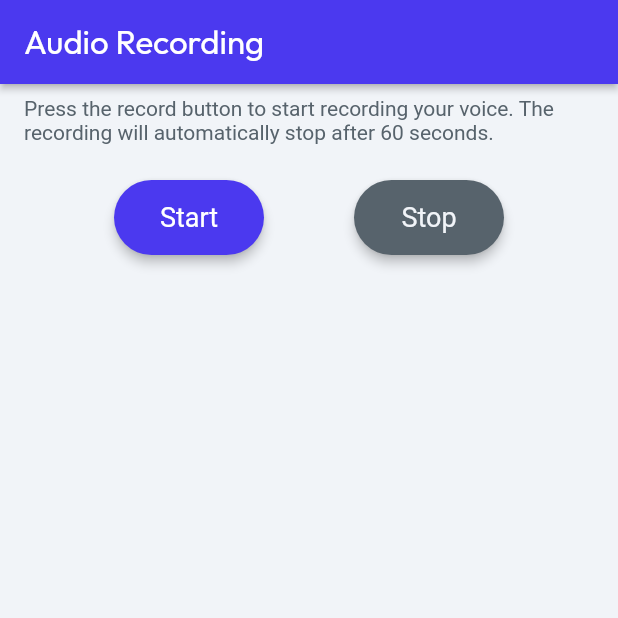
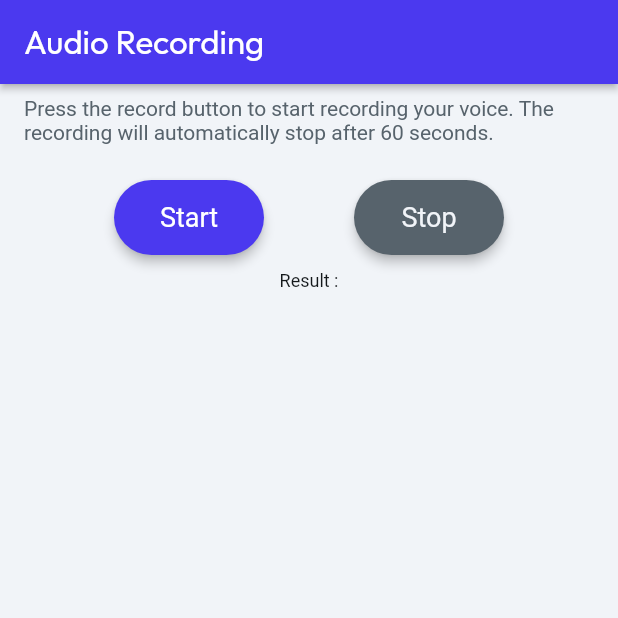
Before and after one commit to mamadouramadan723/Learn_English, a Flutter app: the screen it shows after launch, on a phone screen of 412 x 824 dp, the top half of it. Run offline on Flutter 3.47's test engine with Material 2 defaults, Android fonts, the phone set to English and light mode, and no system bars; drawn by our look-alikes of auto_size_text; our stand-ins replace assets_audio_player, equatable, flutter_animate, font_awesome_flutter, from_css_color, go_router and 5 more; missing offline and left inert: json_path, mime_type, record; Roboto replaces fonts that are missing (Readex Pro).

Commit message:
Updating to latest FlutterFlow output.

```diff
--- a/lib/pages/home_page/home_page_widget.dart
+++ b/lib/pages/home_page/home_page_widget.dart
@@ -347,7 +347,10 @@ class _HomePageWidgetState extends State<HomePageWidget>
                           padding: EdgeInsetsDirectional.fromSTEB(
                               0.0, 10.0, 0.0, 0.0),
                           child: Text(
-                            (_model.apiResultowq?.jsonBody ?? '').toString(),
+                            valueOrDefault<String>(
+                              (_model.apiResultowq?.jsonBody ?? '').toString(),
+                              'Result :',
+                            ),
                             style: FlutterFlowTheme.of(context).bodyMedium,
                           ),
                         ),
```
